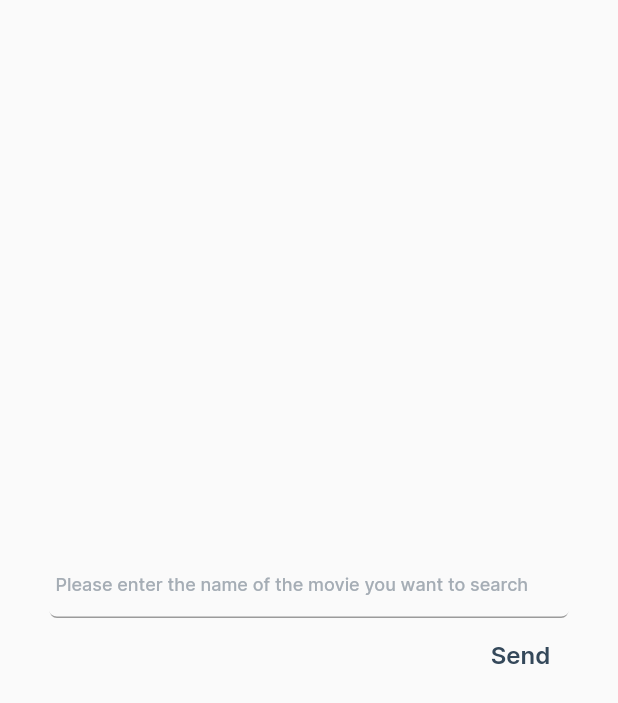
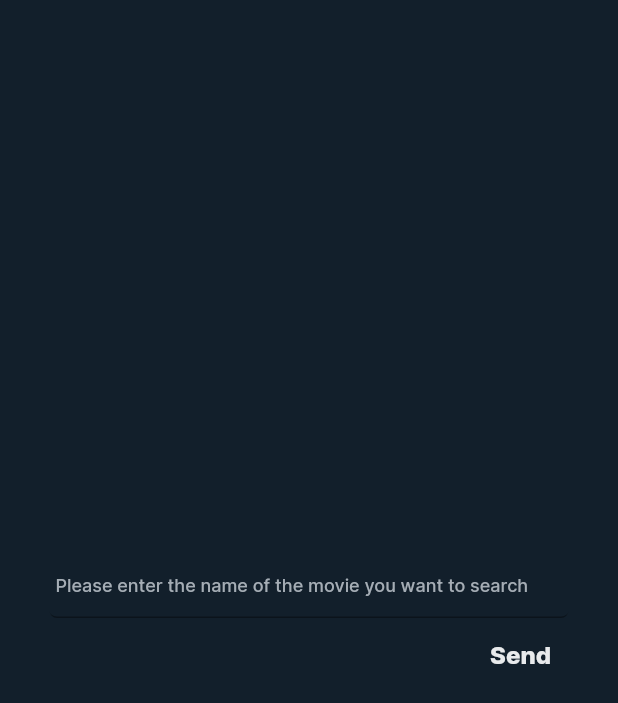
Before and after one commit to MucahidUygun/search_movie, a Flutter app: the screen it shows after launch, on a phone screen of 412 x 824 dp. Shown: the top 703 px of the screen. Run offline on Flutter 3.47's test engine with Material 2 defaults, Android fonts, the phone set to English and light mode, and no system bars; our stand-ins replace dio, flutter_mobx, mobx; generated files the repository leaves out were written again.

Commit message:
Search movie is done

```diff
--- a/lib/core/theme/theme_colors.dart
+++ b/lib/core/theme/theme_colors.dart
@@ -6,4 +6,5 @@ class ThemeColor {
   static const titleLightColor = Color(0xffa5adb5);
   static const appBarColor = Color(0xff121f2b);
   static const appBarLightColor = Color(0xffe8eaec);
+  static const buttonColor = Color(0xff090b0c);
 }
--- a/lib/core/theme/theme_data_extension.dart
+++ b/lib/core/theme/theme_data_extension.dart
@@ -1,4 +1,5 @@
 import 'package:flutter/material.dart';
+import 'package:search_movie/core/theme/theme_colors.dart';
 
 
 extension ThemeDataExtesion on ThemeData{
@@ -30,7 +31,8 @@ extension ThemeDataExtesion on ThemeData{
     return const TextStyle(
       fontFamily: 'Inter',
       fontSize: 16,
-      fontWeight: FontWeight.w600,
+      fontWeight: FontWeight.w800,
+      color: ThemeColor.titleDarkColor
     );
   }
 
--- /dev/null
+++ b/lib/core/widget/text_form_field_wigdet.dart
@@ -0,0 +1,34 @@
+import 'package:flutter/material.dart';
+import 'package:search_movie/core/extension/context_extension.dart';
+import 'package:search_movie/core/theme/theme_colors.dart';
+import 'package:search_movie/core/theme/theme_data_extension.dart';
+import 'package:search_movie/core/extension/string_extension.dart';
+
+class BuildTextFormField extends StatelessWidget {
+  const BuildTextFormField({
+    Key? key,
+    required this.textEditingController,
+  }) : super(key: key);
+
+  final TextEditingController textEditingController;
+
+  @override
+  Widget build(BuildContext context) {
+    return TextFormField(
+      style: Theme.of(context).headline4.copyWith(color: ThemeColor.appBarLightColor,),
+      showCursor: true,
+      controller: textEditingController,
+      decoration: InputDecoration(
+        border: UnderlineInputBorder(
+          borderRadius: BorderRadius.circular(5),
+          borderSide:const BorderSide(color: ThemeColor.titleDarkColor),
+          ),
+        contentPadding: EdgeInsets.only(left: context.primaryLowValue),
+        hintText: "".searcBoxText,
+        hintStyle: Theme.of(context).headline5.copyWith(
+        color: ThemeColor.titleLightColor,
+        ),
+      ),
+    );
+  }
+}
--- /dev/null
+++ b/lib/core/widget/text_widget.dart
@@ -0,0 +1,9 @@
+import 'package:flutter/material.dart';
+
+Widget getText(String title,BuildContext context,TextStyle textStyle ) {
+
+  return Text(
+    title,
+    style: textStyle
+  );
+}
--- a/lib/main.dart
+++ b/lib/main.dart
@@ -1,7 +1,6 @@
 import 'package:flutter/material.dart';
-import 'package:search_movie/core/extension/context_extension.dart';
-import 'package:search_movie/core/widget/appbar.dart';
-
+import 'package:search_movie/core/theme/theme_data_extension.dart';
+import 'package:search_movie/core/extension/string_extension.dart';
 import 'view/splah/splash_page.dart';
 
 void main() => runApp(const MyApp());
@@ -13,9 +12,19 @@ class MyApp extends StatelessWidget {
   Widget build(BuildContext context) {
     return MaterialApp(
       theme: ThemeData(
-        backgroundColor: Colors.grey[200]
+        backgroundColor: Colors.grey[200],
+        textTheme: TextTheme(
+          headline1: Theme.of(context).headline1,
+          headline2: Theme.of(context).headline2,
+          headline3: Theme.of(context).headline3,
+          headline4: Theme.of(context).headline4,
+          headline5: Theme.of(context).headline5,
+          headline6: Theme.of(context).headline7,
+          subtitle1: Theme.of(context).headline8,
+          subtitle2: Theme.of(context).headline8,
+        )
       ),
-      title: 'Movie App',
+      title: ''.appBarText,
       home: const Scaffold(
         body:  SplashPage(),
       ),
--- a/lib/view/search_words/search_words_view.dart
+++ b/lib/view/search_words/search_words_view.dart
@@ -1,7 +1,10 @@
 import 'package:flutter/material.dart';
 import 'package:search_movie/core/extension/context_extension.dart';
+import 'package:search_movie/core/extension/string_extension.dart';
 import 'package:search_movie/core/theme/theme_colors.dart';
 import 'package:search_movie/core/theme/theme_data_extension.dart';
+import 'package:search_movie/core/widget/text_form_field_wigdet.dart';
+import 'package:search_movie/core/widget/text_widget.dart';
 import 'package:search_movie/view/movie/view/movie_view.dart';
 
 class SearchWordsView extends StatelessWidget {
@@ -9,41 +12,28 @@ class SearchWordsView extends StatelessWidget {
 
   @override
   Widget build(BuildContext context) {
-
   final TextEditingController textEditingController = TextEditingController();
 
     return Scaffold(
+      backgroundColor: ThemeColor.appBarColor,
       body: Padding(
         padding: context.paddingMedium,
         child: Column(
           mainAxisAlignment: MainAxisAlignment.center,
           crossAxisAlignment: CrossAxisAlignment.end,
           children: [
-            TextFormField(
-              cursorHeight: context.lowValue,
-              controller: textEditingController,
-
-              decoration: InputDecoration(
-                border: UnderlineInputBorder(
-                  borderRadius: BorderRadius.circular(5),
-                  borderSide:const BorderSide(color: ThemeColor.titleDarkColor),
-                  ),
-                contentPadding: EdgeInsets.only(left: context.primaryLowValue),
-                hintText: "Please enter the name of the movie you want to search",
-                hintStyle: Theme.of(context).headline5.copyWith(
-                color: ThemeColor.titleLightColor,
-                ),
-              )
-            ),
+            BuildTextFormField(textEditingController: textEditingController),
             TextButton(
               onPressed: () async {
-                Navigator.push( context,
+                Navigator.pushReplacement(
+                  context,
                   MaterialPageRoute(builder: (BuildContext context)=> MovieView(movieName:textEditingController.value.text)));
               },
-              child: Text(
-                "Send",
-                style: Theme.of(context).headline4.copyWith(
-                color: ThemeColor.titleDarkColor,
+              child: getText(
+                "".searchButtonText,
+                context,
+                Theme.of(context).headline4.copyWith(
+                  color: ThemeColor.appBarLightColor,
                 ),
               ),
             )
```
Also changed, not shown: lib/core/extension/string_extension.dart (+8 -1 lines), lib/core/widget/appbar.dart (+5 -2 lines), lib/core/widget/assets_image_widget.dart (+4 -3 lines), lib/view/movie/view/movie_view.dart (+14 -16 lines), lib/view/movie_details/view/movie_details_view.dart (+28 -18 lines).
